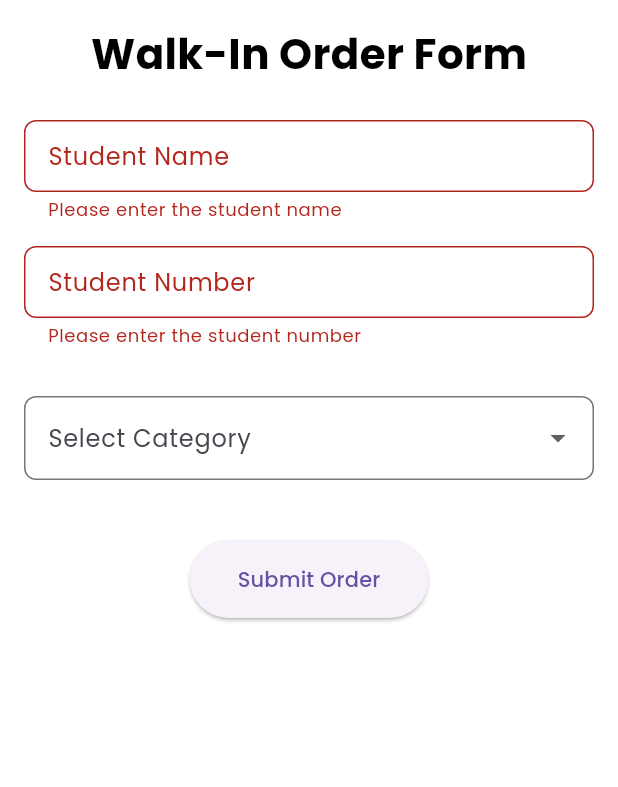
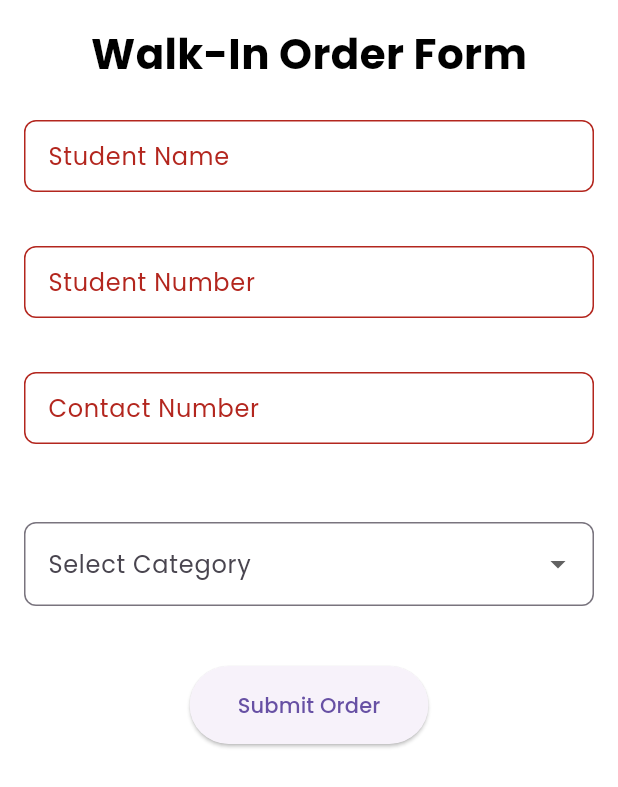
Before and after one commit to KhateaGirl/uniadminstock, a Flutter app: the WalkinPage screen opened directly, after a tap on "Submit Order", on a phone screen of 412 x 824 dp. Shown: the top 787 px of the screen. Run offline on Flutter 3.47's test engine with Material 3 defaults, Android fonts, the phone set to English and light mode, and no system bars; our stand-ins replace cloud_firestore, firebase_core, firebase_storage, fl_chart, flutter_dotenv, get and 4 more; accounts and stored records are empty.

Commit message:
Added Fix

```diff
--- a/lib/pages/NotificationPage.dart
+++ b/lib/pages/NotificationPage.dart
@@ -34,8 +34,9 @@ class _AdminNotificationPageState extends State<AdminNotificationPage> {
 
           List<QueryDocumentSnapshot> notifications = snapshot.data!.docs;
 
-          return ListView.builder(
+          return ListView.separated(
             itemCount: notifications.length,
+            separatorBuilder: (context, index) => Divider(thickness: 1, color: Colors.grey), // Divider between each item
             itemBuilder: (context, index) {
               Map<String, dynamic> notificationData = notifications[index].data() as Map<String, dynamic>;
 
--- a/lib/pages/sales_history/sales_history.dart
+++ b/lib/pages/sales_history/sales_history.dart
@@ -233,7 +233,7 @@ class _SalesHistoryPageState extends State<SalesHistoryPage> {
                             DataColumn(label: Text('Item Size')),
                             DataColumn(label: Text('Quantity')),
                             DataColumn(label: Text('Category')),
-                            DataColumn(label: Text('Buyer Name')),
+                            DataColumn(label: Text('Student Name')),
                             DataColumn(label: Text('Student Number')),
                             DataColumn(label: Text('Order Timestamp')),
                           ],
--- a/lib/pages/walk-in/walk-in.dart
+++ b/lib/pages/walk-in/walk-in.dart
@@ -14,6 +14,7 @@ class _MainWalkInPageState extends State<WalkinPage> {
   final _formKey = GlobalKey<FormState>();
   final TextEditingController _nameController = TextEditingController();
   final TextEditingController _studentNumberController = TextEditingController();
+  final TextEditingController _contactNumberController = TextEditingController();
   final Map<String, String?> _selectedSizes = {};
   final Map<String, int> _selectedQuantities = {};
   String? _selectedCategory;
@@ -245,13 +246,19 @@ class _MainWalkInPageState extends State<WalkinPage> {
               _buildTextFormField(
                 controller: _nameController,
                 label: 'Student Name',
-                validator: 'Please enter the student name',
+                validator: '',
               ),
               SizedBox(height: 16),
               _buildTextFormField(
                 controller: _studentNumberController,
                 label: 'Student Number',
-                validator: 'Please enter the student number',
+                validator: '',
+              ),
+              SizedBox(height: 16),
+              _buildTextFormField(
+                controller: _contactNumberController,
+                label: 'Contact Number',
+                validator: '',
               ),
               SizedBox(height: 32),
               DropdownButtonFormField<String>(
@@ -534,33 +541,15 @@ class _MainWalkInPageState extends State<WalkinPage> {
     );
   }
 
-  Future<void> _sendSMSToUser(String studentId, String studentName, double totalAmount, List<Map<String, dynamic>> cartItems) async {
+  Future<void> _sendSMSToUser(String contactNumber, String studentName, String studentNumber, double totalAmount, List<Map<String, dynamic>> cartItems) async {
     try {
-      // Retrieve the user document by studentId and name
-      QuerySnapshot querySnapshot = await FirebaseFirestore.instance
-          .collection('users')
-          .where('studentId', isEqualTo: studentId)
-          .where('name', isEqualTo: studentName)
-          .limit(1)
-          .get();
+      String message = "Hello $studentName (Student ID: $studentNumber), your order has been placed successfully. Total amount: ₱$totalAmount. Items: ";
 
-      if (querySnapshot.docs.isNotEmpty) {
-        DocumentSnapshot userSnapshot = querySnapshot.docs.first;
-
-        // Extract contact number from user document
-        String? contactNumber = (userSnapshot.data() as Map<String, dynamic>)['contactNumber'];
-
-        if (contactNumber != null && contactNumber.isNotEmpty) {
-          // Construct the SMS message
-          String message = "Hello $studentName with student ID $studentId, your order has been placed successfully. Total amount: ₱$totalAmount. Items: ";
-
-          // Append cart items to the message
       for (var item in cartItems) {
         message += "${item['itemLabel']} (x${item['quantity']}), ";
       }
       message = message.trimRight().replaceAll(RegExp(r',\s*$'), '');
 
-          // Send SMS request to your server
       final response = await http.post(
         Uri.parse('http://localhost:3000/send-sms'),
         headers: {
@@ -578,12 +567,6 @@ class _MainWalkInPageState extends State<WalkinPage> {
         print("SMS sent successfully to $contactNumber");
       } else {
         print("Failed to send SMS: ${response.body}");
-          }
-        } else {
-          print("Contact number is not available for studentId: $studentId and name: $studentName");
-        }
-      } else {
-        print("User document does not exist for studentId: $studentId and name: $studentName");
       }
     } catch (e) {
       print("Error sending SMS: $e");
@@ -604,6 +587,7 @@ class _MainWalkInPageState extends State<WalkinPage> {
 
     String studentName = _nameController.text;
     String studentNumber = _studentNumberController.text;
+    String contactNumber = _contactNumberController.text;
 
     try {
       List<Map<String, dynamic>> cartItems = [];
@@ -675,7 +659,7 @@ class _MainWalkInPageState extends State<WalkinPage> {
         'timestamp': FieldValue.serverTimestamp(),
       });
 
-      await _sendSMSToUser(studentNumber, studentName, totalAmount, cartItems);
+      await _sendSMSToUser(contactNumber, studentName, studentNumber, totalAmount, cartItems);
 
       Get.snackbar('Success', 'Order submitted and SMS sent successfully!');
       _refreshData();
```
Also changed, not shown: lib/pages/reservation_list/reservation_list.dart (+59 -12 lines). Lines whose indentation alone changed are shown as unchanged.
